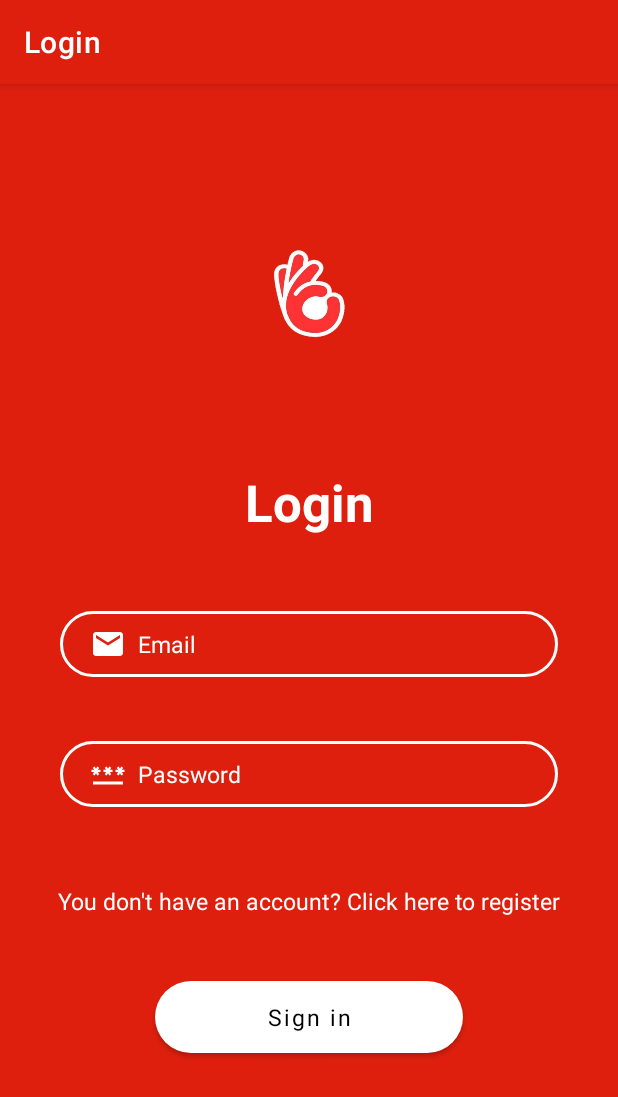
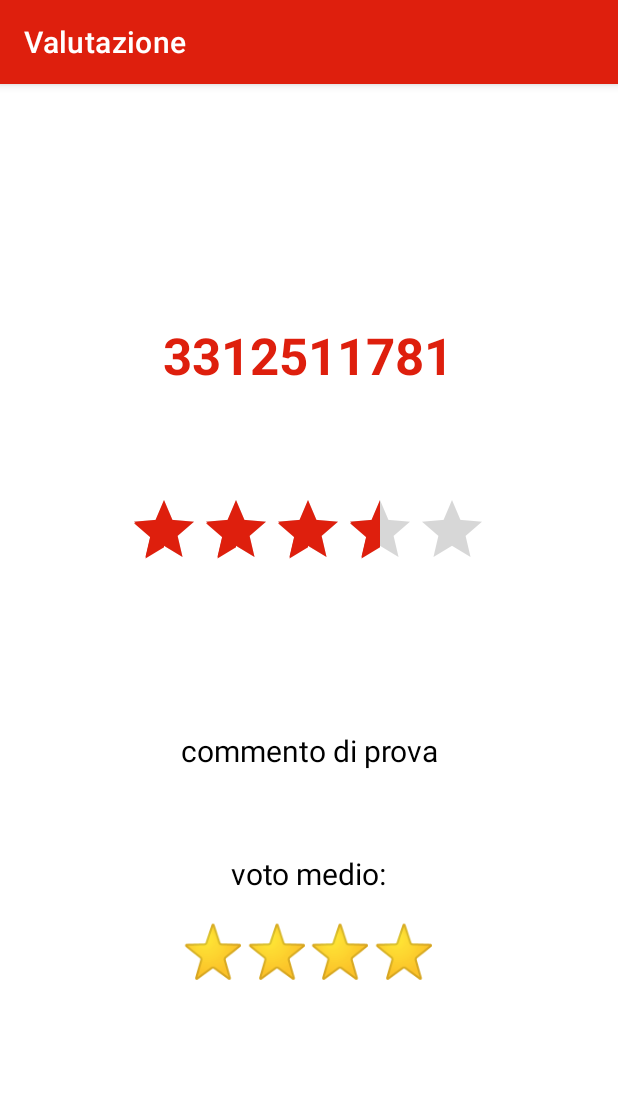
Before and after one commit to Tod-dev/Best-Client-v2, an Android app: the screen it shows after launch (LoginActivity before the commit, RatingActivity after it), on a phone screen of 412 x 824 dp. Shown: the top 1097 px of the screen. Run offline under Robolectric (Android 15) with nearby library versions, the phone set to English and light mode, and no system bars.

Commit message:
RatingActivity aggiunta

```diff
--- a/app/src/main/AndroidManifest.xml
+++ b/app/src/main/AndroidManifest.xml
@@ -43,6 +43,13 @@
                 android:value=".LoginActivity" />
         </activity>
         <activity
+            android:name=".RatingActivity"
+            android:label="Valutazione">
+            <meta-data
+                android:name="android.support.PARENT_ACTIVITY"
+                android:value=".HomeActivity" />
+        </activity>
+        <activity
             android:name=".LoginActivity"
             android:label="@string/title_activity_login" />
         <activity
--- a/app/src/main/java/it/bestclient/android/MainActivity.java
+++ b/app/src/main/java/it/bestclient/android/MainActivity.java
@@ -20,7 +20,7 @@ public class MainActivity extends AppCompatActivity {
 
         /*SPLASH SCREEN 3 seconds*/
         new Handler().postDelayed(() -> {
-            Intent intent = new Intent(MainActivity.this, HomeActivity.class);
+            Intent intent = new Intent(MainActivity.this, RatingActivity.class);
             startActivity(intent);
             finish();
         }, 1500);
--- /dev/null
+++ b/app/src/main/java/it/bestclient/android/RatingActivity.java
@@ -0,0 +1,29 @@
+package it.bestclient.android;
+
+import android.os.Bundle;
+import android.view.View;
+import android.widget.RatingBar;
+import android.widget.TextView;
+
+import androidx.appcompat.app.AppCompatActivity;
+
+public class RatingActivity extends AppCompatActivity {
+    protected void onCreate(Bundle savedInstanceState) {
+        super.onCreate(savedInstanceState);
+        setContentView(R.layout.activity_rating);
+        RatingBar ratingbar = findViewById(R.id.ratingStars);
+        TextView number = findViewById(R.id.number);
+        TextView comment = findViewById(R.id.comment);
+        TextView ratingAVG = findViewById(R.id.ratingAVG);
+
+        final float ratingLocale = 3.5f;
+        final String phoneNumber = "3312511781";
+        final String commento = "commento di prova";
+        final String ratingMedio = "⭐⭐⭐⭐";
+
+        ratingbar.setRating(ratingLocale);
+        number.setText(phoneNumber);
+        comment.setText(commento);
+        ratingAVG.setText(ratingMedio);
+    }
+}
--- /dev/null
+++ b/app/src/main/res/layout/activity_rating.xml
@@ -0,0 +1,73 @@
+<?xml version="1.0" encoding="utf-8"?>
+<androidx.constraintlayout.widget.ConstraintLayout xmlns:android="http://schemas.android.com/apk/res/android"
+    xmlns:app="http://schemas.android.com/apk/res-auto"
+    xmlns:tools="http://schemas.android.com/tools"
+    android:id="@+id/ratingActivity"
+    android:layout_width="match_parent"
+    android:layout_height="match_parent">
+
+    <RatingBar
+        android:id="@+id/ratingStars"
+        android:layout_width="wrap_content"
+        android:layout_height="wrap_content"
+        android:layout_gravity="center_horizontal"
+        android:visibility="visible"
+        app:layout_constraintBottom_toBottomOf="parent"
+        app:layout_constraintEnd_toEndOf="parent"
+        app:layout_constraintHorizontal_bias="0.497"
+        app:layout_constraintStart_toStartOf="parent"
+        app:layout_constraintTop_toTopOf="parent"
+        app:layout_constraintVertical_bias="0.385" />
+
+    <TextView
+        android:id="@+id/number"
+        android:layout_width="wrap_content"
+        android:layout_height="wrap_content"
+        android:textColor="@color/teal_200"
+        android:textSize="34sp"
+        android:textStyle="bold"
+        app:layout_constraintBottom_toTopOf="@+id/ratingStars"
+        app:layout_constraintEnd_toEndOf="parent"
+        app:layout_constraintHorizontal_bias="0.498"
+        app:layout_constraintStart_toStartOf="parent"
+        app:layout_constraintTop_toTopOf="parent"
+        app:layout_constraintVertical_bias="0.692" />
+
+    <TextView
+        android:id="@+id/comment"
+        android:layout_width="wrap_content"
+        android:layout_height="wrap_content"
+        android:layout_marginTop="100dp"
+        android:textColor="@color/black"
+        android:textSize="20sp"
+        app:layout_constraintEnd_toEndOf="parent"
+        app:layout_constraintHorizontal_bias="0.501"
+        app:layout_constraintStart_toStartOf="parent"
+        app:layout_constraintTop_toBottomOf="@+id/ratingStars" />
+
+    <TextView
+        android:id="@+id/ratingAVG"
+        android:layout_width="wrap_content"
+        android:layout_height="wrap_content"
+        android:textColor="@color/black"
+        android:textSize="34sp"
+        app:layout_constraintBottom_toBottomOf="parent"
+        app:layout_constraintEnd_toEndOf="parent"
+        app:layout_constraintHorizontal_bias="0.498"
+        app:layout_constraintStart_toStartOf="parent"
+        app:layout_constraintTop_toBottomOf="@+id/comment"
+        app:layout_constraintVertical_bias="0.363" />
+
+    <TextView
+        android:layout_width="wrap_content"
+        android:layout_height="wrap_content"
+        android:text="@string/voto_medio"
+        android:textColor="@color/black"
+        android:textSize="20sp"
+        app:layout_constraintBottom_toTopOf="@+id/ratingAVG"
+        app:layout_constraintEnd_toEndOf="parent"
+        app:layout_constraintStart_toStartOf="parent"
+        app:layout_constraintTop_toBottomOf="@+id/comment"
+        app:layout_constraintVertical_bias="0.794" />
+
+</androidx.constraintlayout.widget.ConstraintLayout>
--- a/app/src/main/res/values/strings.xml
+++ b/app/src/main/res/values/strings.xml
@@ -61,4 +61,5 @@
     <string name="display_rating">Display Rating</string>
     <string name="number">number</string>
     <string name="display_rating_title">Display Rating As</string>
+    <string name="voto_medio">voto medio:</string>
 </resources>
```
